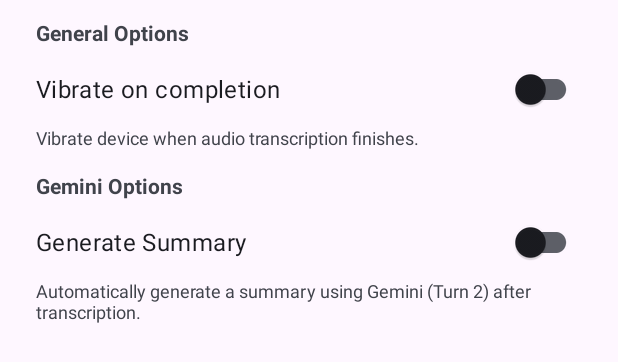
After one commit to cue12/Beep, an Android app: the layout dialog_transcription_options.xml on its own in the app's theme, with its tools: preview values and no code run, on a phone screen of 412 x 824 dp. The commit adds this screen. Shown: the top 362 px of the screen. Run offline under Robolectric (Android 15) with nearby library versions, the phone set to English and light mode, and no system bars.

Commit message:
Add option to vibrate on transcription completion

```diff
--- a/app/src/main/java/il/co/bensavit/beep/services/TranscriptionWorker.java
+++ b/app/src/main/java/il/co/bensavit/beep/services/TranscriptionWorker.java
@@ -24,6 +24,7 @@ import il.co.bensavit.beep.data.SettingsManager;
 import il.co.bensavit.beep.utils.Logger;
 import il.co.bensavit.beep.utils.ModelUtils;
 import il.co.bensavit.beep.utils.StorageUtils;
+import il.co.bensavit.beep.utils.VibrationUtils;
 
 public class TranscriptionWorker extends Worker {
     private static final String TAG = "TranscriptionWorker";
@@ -189,6 +190,7 @@ public class TranscriptionWorker extends Worker {
             if (selectedModel != null && !selectedModel.isEmpty()) {
                 outputBuilder.putString(KEY_MODEL_NAME, selectedModel);
             }
+            VibrationUtils.vibrateCompletion(getApplicationContext());
             return Result.success(outputBuilder.build());
         } catch (InterruptedException e) {
             Logger.i(TAG, "Worker interrupted, stopping transcription");
--- /dev/null
+++ b/app/src/main/res/layout/dialog_transcription_options.xml
@@ -0,0 +1,67 @@
+<?xml version="1.0" encoding="utf-8"?>
+<androidx.core.widget.NestedScrollView xmlns:android="http://schemas.android.com/apk/res/android"
+    android:layout_width="match_parent"
+    android:layout_height="wrap_content">
+
+    <LinearLayout
+        android:layout_width="match_parent"
+        android:layout_height="wrap_content"
+        android:orientation="vertical"
+        android:paddingStart="24dp"
+        android:paddingTop="12dp"
+        android:paddingEnd="24dp">
+
+        <!-- General Options Section -->
+        <TextView
+            android:layout_width="match_parent"
+            android:layout_height="wrap_content"
+            android:layout_marginBottom="4dp"
+            android:text="@string/section_general_options"
+            android:textSize="14sp"
+            android:textStyle="bold" />
+
+        <com.google.android.material.switchmaterial.SwitchMaterial
+            android:id="@+id/switch_vibration"
+            android:layout_width="match_parent"
+            android:layout_height="wrap_content"
+            android:text="@string/option_vibration_title"
+            android:textSize="16sp" />
+
+        <TextView
+            android:id="@+id/text_vibration_summary"
+            android:layout_width="match_parent"
+            android:layout_height="wrap_content"
+            android:layout_marginBottom="10dp"
+            android:text="@string/option_vibration_summary"
+            android:textColor="?android:attr/textColorSecondary"
+            android:textSize="12sp" />
+
+        <!-- Gemini Options Section -->
+        <TextView
+            android:layout_width="match_parent"
+            android:layout_height="wrap_content"
+            android:layout_marginTop="4dp"
+            android:layout_marginBottom="4dp"
+            android:text="@string/section_gemini_options"
+            android:textSize="14sp"
+            android:textStyle="bold" />
+
+        <com.google.android.material.switchmaterial.SwitchMaterial
+            android:id="@+id/switch_summary"
+            android:layout_width="match_parent"
+            android:layout_height="wrap_content"
+            android:text="@string/option_include_summary_title"
+            android:textSize="16sp" />
+
+        <TextView
+            android:id="@+id/text_summary_summary"
+            android:layout_width="match_parent"
+            android:layout_height="wrap_content"
+            android:layout_marginBottom="10dp"
+            android:text="@string/option_include_summary_summary"
+            android:textColor="?android:attr/textColorSecondary"
+            android:textSize="12sp" />
+
+    </LinearLayout>
+
+</androidx.core.widget.NestedScrollView>
--- a/app/src/main/res/values/strings.xml
+++ b/app/src/main/res/values/strings.xml
@@ -166,6 +166,9 @@
     <string name="section_gemini_options">Gemini Options</string>
     <string name="option_include_summary_title">Generate Summary</string>
     <string name="option_include_summary_summary">Automatically generate a summary using Gemini (Turn 2) after transcription.</string>
+    <string name="section_general_options">General Options</string>
+    <string name="option_vibration_title">Vibrate on completion</string>
+    <string name="option_vibration_summary">Vibrate device when audio transcription finishes.</string>
     <string name="minimize_all_tasks">Minimize All</string>
     <string name="expand_all_tasks">Expand All</string>
     <string name="minimize_other_tasks">Minimize Other Cards</string>
```
Also changed, not shown: app/src/main/AndroidManifest.xml (+8 -0 lines), app/src/main/java/il/co/bensavit/beep/MainViewModel.java (+13 -0 lines), app/src/main/java/il/co/bensavit/beep/data/SettingsManager.java (+9 -0 lines), app/src/main/java/il/co/bensavit/beep/ui/dialogs/TranscriptionOptionsDialogFragment.java (+21 -32 lines), app/src/main/java/il/co/bensavit/beep/utils/VibrationUtils.java (added, +61 -0 lines), 2 other files.
